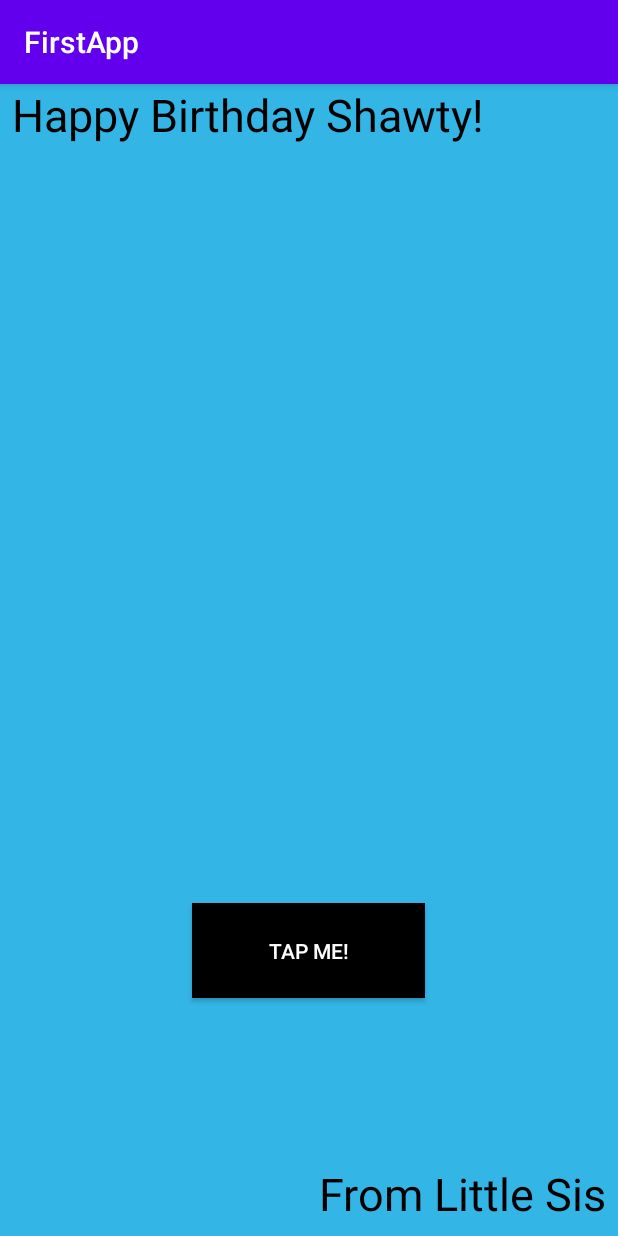
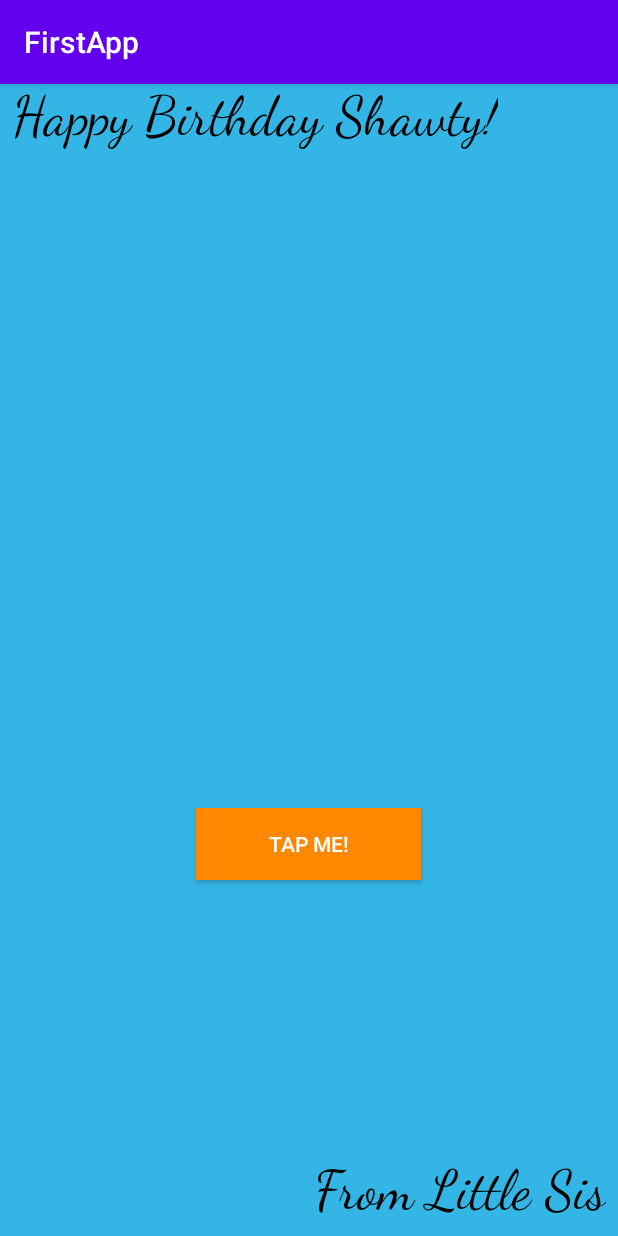
Before and after one commit to OmolaraIdowu/birthday-app, an Android app: the screen it shows after launch (MainActivity), on a phone screen of 412 x 824 dp. Run offline under Robolectric (Android 15) with nearby library versions, the phone set to English and light mode, and no system bars.

Commit message:
Swan First Commit

```diff
--- a/app/src/main/java/com/swancodes/firstapp/MainActivity.kt
+++ b/app/src/main/java/com/swancodes/firstapp/MainActivity.kt
@@ -16,8 +16,6 @@ class MainActivity : AppCompatActivity() {
         binding = ActivityMainBinding.inflate(layoutInflater)
         setContentView(binding.root)
 
-        birthdayImageView.visibility = View.INVISIBLE
-
         binding.tapMeButton.setOnClickListener {
             binding.root.setBackgroundColor(Color.GREEN)
             birthdayImageView.visibility = View.VISIBLE
--- a/app/src/main/res/layout/activity_main.xml
+++ b/app/src/main/res/layout/activity_main.xml
@@ -12,9 +12,10 @@
         android:layout_width="wrap_content"
         android:layout_height="wrap_content"
         android:layout_marginStart="8dp"
+        android:fontFamily="cursive"
         android:text="@string/birthday_name"
         android:textColor="@android:color/background_dark"
-        android:textSize="30sp"
+        android:textSize="36sp"
         app:layout_constraintStart_toStartOf="parent"
         app:layout_constraintTop_toTopOf="parent" />
 
@@ -24,18 +25,20 @@
         android:layout_height="wrap_content"
         android:layout_marginEnd="8dp"
         android:layout_marginBottom="8dp"
+        android:fontFamily="cursive"
         android:text="@string/sender"
         android:textColor="@android:color/background_dark"
-        android:textSize="30sp"
+        android:textSize="36sp"
         app:layout_constraintBottom_toBottomOf="parent"
         app:layout_constraintEnd_toEndOf="parent" />
 
     <Button
         android:id="@+id/tapMeButton"
-        android:layout_width="155dp"
-        android:layout_height="63dp"
-        android:background="@android:color/background_dark"
+        android:layout_width="150dp"
+        android:layout_height="wrap_content"
+        android:background="@android:color/holo_orange_dark"
         android:text="@string/tapMeButton"
+        android:padding="10dp"
         android:textColor="@android:color/background_light"
         app:layout_constraintBottom_toBottomOf="parent"
         app:layout_constraintEnd_toEndOf="parent"
@@ -46,11 +49,13 @@
 
     <ImageView
         android:id="@+id/birthdayImageView"
-        android:layout_width="340dp"
-        android:layout_height="392dp"
-        android:layout_marginBottom="200dp"
+        android:layout_width="wrap_content"
+        android:layout_height="302dp"
+        android:layout_margin="10dp"
+        android:layout_marginBottom="100dp"
         android:contentDescription="@string/birthday_image"
         app:layout_constraintBottom_toBottomOf="parent"
+        android:visibility="gone"
         app:layout_constraintEnd_toEndOf="parent"
         app:layout_constraintStart_toStartOf="parent"
         app:layout_constraintTop_toTopOf="parent"
```
